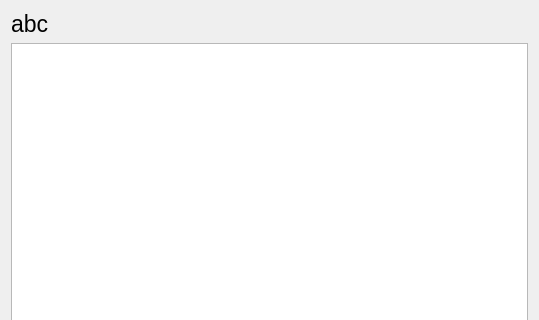
Old version of the form stuff/calibration2.ui in the repository pnegre/python-whiteboard; both pictures show x 0 to 539 and y 0 to 320 of the 539 by 481 pixel window.
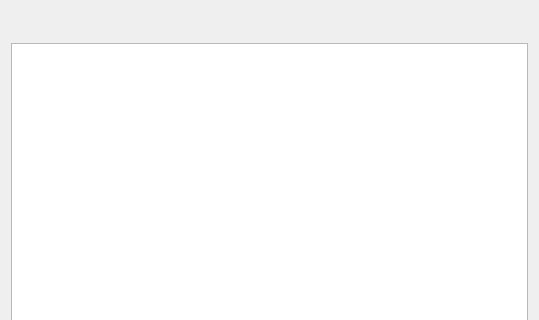
New version of the form.

What changed in the file:
```diff
--- a/stuff/calibration2.ui
+++ b/stuff/calibration2.ui
@@ -45,7 +45,7 @@
         </font>
        </property>
        <property name="text">
-        <string>abc</string>
+        <string/>
        </property>
       </widget>
      </item>
```
